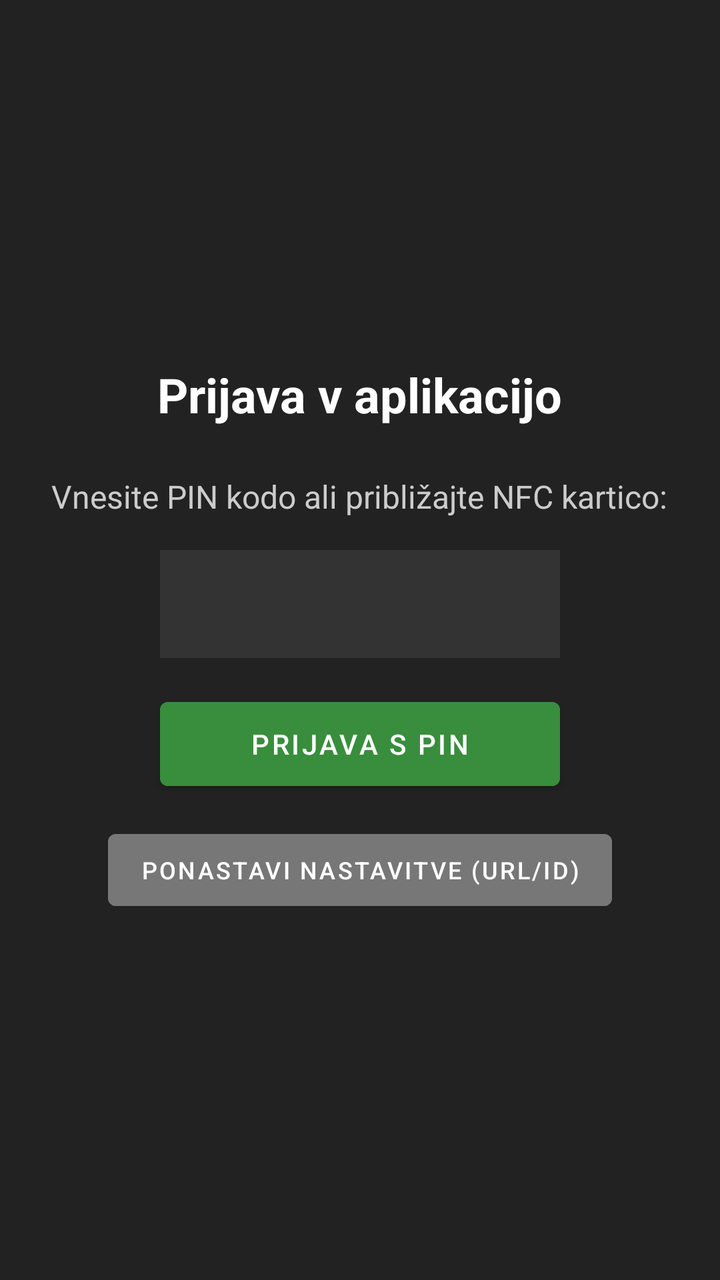
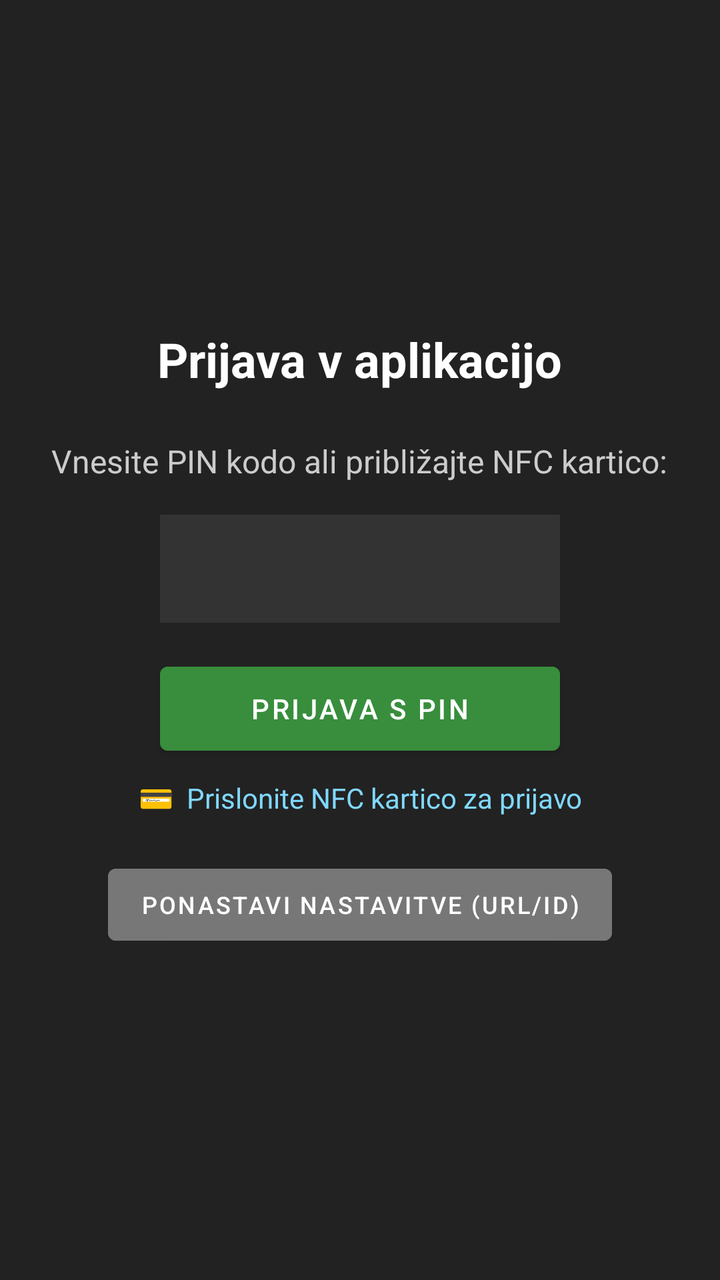

Before-and-after screenshots of an Android layout around one commit, followed by the original layout XML and the change that was made.
<!-- AndroidManifest.xml: application theme Theme.RosKasa -->
<!-- res/layout/fragment_login.xml -->
<?xml version="1.0" encoding="utf-8"?>
<LinearLayout xmlns:android="http://schemas.android.com/apk/res/android"
    android:layout_width="match_parent"
    android:layout_height="match_parent"
    android:orientation="vertical"
    android:background="@color/pos_bg_dark"
    android:padding="24dp"
    android:gravity="center">

    <TextView
        android:id="@+id/tvTitle"
        android:layout_width="wrap_content"
        android:layout_height="wrap_content"
        android:text="@string/title_login"
        android:textColor="#FFFFFF"
        android:textSize="24sp"
        android:textStyle="bold"
        android:layout_marginBottom="24dp" />

    
    <LinearLayout
        android:id="@+id/containerFirstRun"
        android:layout_width="match_parent"
        android:layout_height="wrap_content"
        android:orientation="vertical"
        android:visibility="gone">

        <TextView
            android:layout_width="wrap_content"
            android:layout_height="wrap_content"
            android:text="@string/lbl_url"
            android:textColor="#CCCCCC" />

        <EditText
            android:id="@+id/etServerUrl"
            android:layout_width="match_parent"
            android:layout_height="48dp"
            android:background="#333333"
            android:textColor="#FFFFFF"
            android:padding="8dp"
            android:inputType="textUri"
            android:hint="npr. 192.168.1.100/RosKasa"
            android:textColorHint="#777777"
            android:layout_marginBottom="12dp" />

        <TextView
            android:layout_width="wrap_content"
            android:layout_height="wrap_content"
            android:text="@string/lbl_mobile_id"
            android:textColor="#CCCCCC" />

        <EditText
            android:id="@+id/etMobileId"
            android:layout_width="match_parent"
            android:layout_height="48dp"
            android:background="#333333"
            android:textColor="#FFFFFF"
            android:padding="8dp"
            android:inputType="text"
            android:hint="MOB1"
            android:textColorHint="#777777"
            android:layout_marginBottom="12dp" />

        <TextView
            android:layout_width="wrap_content"
            android:layout_height="wrap_content"
            android:text="@string/lbl_username"
            android:textColor="#CCCCCC" />

        <EditText
            android:id="@+id/etUsername"
            android:layout_width="match_parent"
            android:layout_height="48dp"
            android:background="#333333"
            android:textColor="#FFFFFF"
            android:padding="8dp"
            android:inputType="text"
            android:layout_marginBottom="12dp" />

        <TextView
            android:layout_width="wrap_content"
            android:layout_height="wrap_content"
            android:text="@string/lbl_password"
            android:textColor="#CCCCCC" />

        <EditText
            android:id="@+id/etPassword"
            android:layout_width="match_parent"
            android:layout_height="48dp"
            android:background="#333333"
            android:textColor="#FFFFFF"
            android:padding="8dp"
            android:inputType="textPassword"
            android:layout_marginBottom="16dp" />

        <Button
            android:id="@+id/btnRegister"
            android:layout_width="match_parent"
            android:layout_height="54dp"
            android:text="@string/btn_potrdi"
            android:backgroundTint="@color/pos_accent_blue"
            android:textColor="#FFFFFF" />
    </LinearLayout>

    
    <LinearLayout
        android:id="@+id/containerRegularLogin"
        android:layout_width="match_parent"
        android:layout_height="wrap_content"
        android:orientation="vertical"
        android:gravity="center"
        android:visibility="visible">

        <TextView
            android:layout_width="wrap_content"
            android:layout_height="wrap_content"
            android:text="@string/lbl_pin"
            android:textColor="#CCCCCC"
            android:textSize="16sp"
            android:gravity="center"
            android:layout_marginBottom="16dp" />

        <EditText
            android:id="@+id/etPinCode"
            android:layout_width="200dp"
            android:layout_height="54dp"
            android:background="#333333"
            android:textColor="#FFFFFF"
            android:textSize="24sp"
            android:gravity="center"
            android:inputType="numberPassword"
            android:layout_marginBottom="16dp" />

        <Button
            android:id="@+id/btnLoginPin"
            android:layout_width="200dp"
            android:layout_height="54dp"
            android:text="Prijava s PIN"
            android:backgroundTint="@color/pos_accent_green"
            android:textColor="#FFFFFF"
            android:layout_marginBottom="12dp" />

        <Button
            android:id="@+id/btnResetConfig"
            android:layout_width="wrap_content"
            android:layout_height="wrap_content"
            android:text="Ponastavi nastavitve (URL/ID)"
            android:backgroundTint="#777777"
            android:textColor="#FFFFFF"
            android:textSize="12sp" />
    </LinearLayout>

    <ProgressBar
        android:id="@+id/progressBar"
        android:layout_width="wrap_content"
        android:layout_height="wrap_content"
        android:visibility="gone"
        android:layout_marginTop="16dp" />

</LinearLayout>
<!-- resources referenced by this layout -->
<resources>
  <color name="pos_accent_blue">#1976D2</color>
  <color name="pos_accent_green">#388E3C</color>
  <color name="pos_bg_dark">#222222</color>
  <string name="btn_potrdi">Potrdi</string>
  <string name="lbl_mobile_id">Mobile ID:</string>
  <string name="lbl_password">Geslo:</string>
  <string name="lbl_pin">Vnesite PIN kodo ali približajte NFC kartico:</string>
  <string name="lbl_url">Strežnik URL:</string>
  <string name="lbl_username">Uporabniško ime:</string>
  <string name="title_login">Prijava v aplikacijo</string>
  <style name="Theme.RosKasa" parent="Theme.MaterialComponents.DayNight.NoActionBar">
          <item name="colorPrimary">@color/pos_accent_blue</item>
          <item name="colorSecondary">@color/pos_accent_green</item>
          <item name="android:windowBackground">@color/pos_bg_dark</item>
          <item name="android:textColor">@color/pos_btn_text</item>
      </style>
  <color name="pos_btn_text">#FFFFFF</color>
</resources>

<!-- the commit's change to res/layout/fragment_login.xml (unified diff, before → after) -->
@@ -138,7 +138,17 @@
             android:text="Prijava s PIN"
             android:backgroundTint="@color/pos_accent_green"
             android:textColor="#FFFFFF"
-            android:layout_marginBottom="12dp" />
+            android:layout_marginBottom="8dp" />
+
+        <TextView
+            android:id="@+id/tvNfcHint"
+            android:layout_width="wrap_content"
+            android:layout_height="wrap_content"
+            android:text="💳  Prislonite NFC kartico za prijavo"
+            android:textColor="#80D8FF"
+            android:textSize="14sp"
+            android:gravity="center"
+            android:layout_marginBottom="20dp" />
 
         <Button
             android:id="@+id/btnResetConfig"
